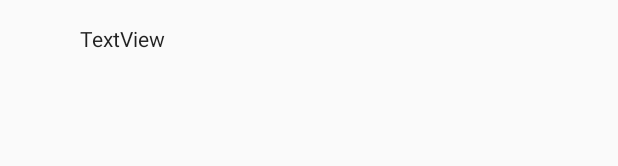
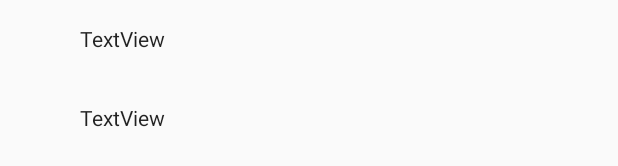
Before and after one commit to Rixxc/Decisions, an Android app: the layout activity_charakter_info.xml on its own in the app's theme, with its tools: preview values and no code run, on a phone screen of 412 x 824 dp. Shown: the part 667-833 px from the top of the screen. Run offline under Robolectric (Android 15) with nearby library versions, the light colour scheme and no system bars.

Commit message:
refs #1000 Anpassung der CharakterInfo und Bugfix

```diff
--- a/app/src/main/java/com/rixxc/decisions/MainActivity.java
+++ b/app/src/main/java/com/rixxc/decisions/MainActivity.java
@@ -228,6 +228,7 @@ public class MainActivity extends AppCompatActivity {
         Cursor result = db.query("Charakter",column,"name=?",args,null,null,null);
         if(args[0] == "Kein Charakter" || result.getCount() == 0){
             Toast.makeText(MainActivity.this, "Kein Charakter ausgewählt", Toast.LENGTH_LONG).show();
+            return;
         }
         for (int i = 0; i < Files.length; i++){
             if (Files[i].getName().equals(settings.getString("Abenteuer", "Decision.adv"))){
--- a/app/src/main/java/com/rixxc/decisions/spiel.java
+++ b/app/src/main/java/com/rixxc/decisions/spiel.java
@@ -64,12 +64,6 @@ public class spiel extends AppCompatActivity {
         intelligenz = result.getInt(2);
         geschicklichkeit = result.getInt(3);
         mut = result.getInt(4);
-
-        Log.e("Werte",stärke+"");
-        Log.e("Werte",ausdauer+"");
-        Log.e("Werte",intelligenz+"");
-        Log.e("Werte", geschicklichkeit+"");
-        Log.e("Werte",mut+"");
 
         //SharedPreferences, für saving, initialisieren
         sharedPreferences = getSharedPreferences("Gamesave", MODE_PRIVATE);
--- a/app/src/main/res/layout/activity_charakter_info.xml
+++ b/app/src/main/res/layout/activity_charakter_info.xml
@@ -68,4 +68,15 @@
         android:layout_marginTop="39dp"
         android:text="TextView"
         android:textAppearance="@style/TextAppearance.AppCompat.Body1" />
+
+    <TextView
+        android:id="@+id/InfoPunkte"
+        android:layout_width="wrap_content"
+        android:layout_height="wrap_content"
+        android:layout_alignLeft="@+id/InfoMut"
+        android:layout_alignStart="@+id/InfoMut"
+        android:layout_below="@+id/InfoMut"
+        android:layout_marginTop="33dp"
+        android:text="TextView"
+        android:textAppearance="@style/TextAppearance.AppCompat.Body1" />
 </RelativeLayout>
```
Also changed, not shown: app/src/main/java/com/rixxc/decisions/CharakterInfo.java (+29 -31 lines).
